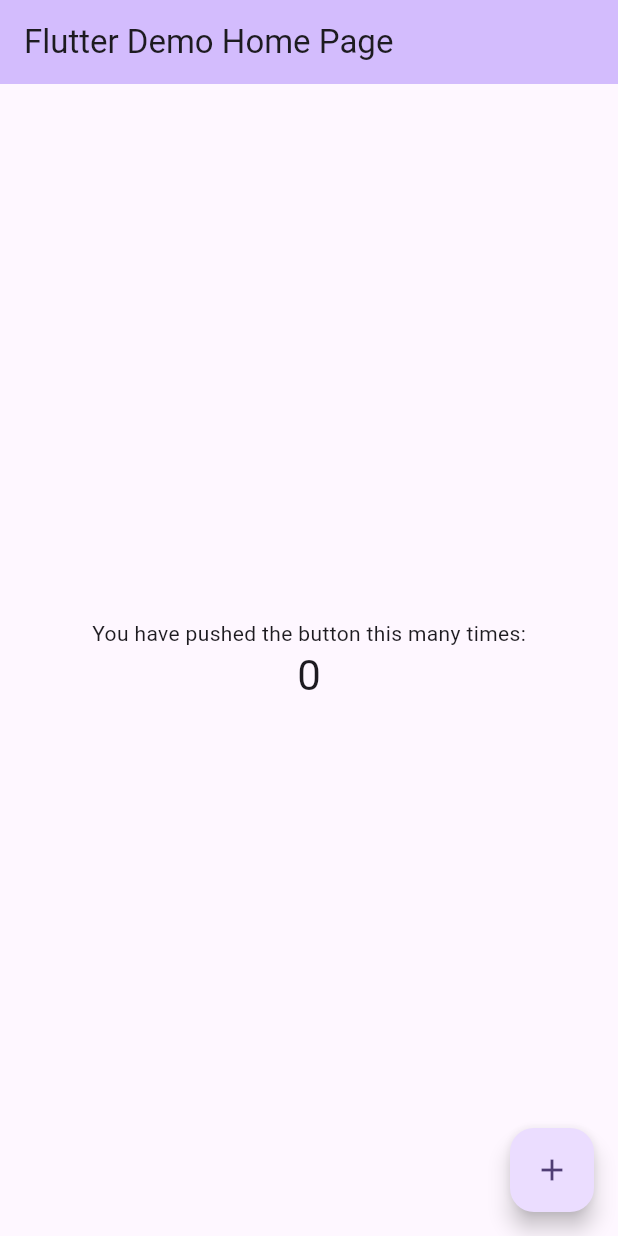
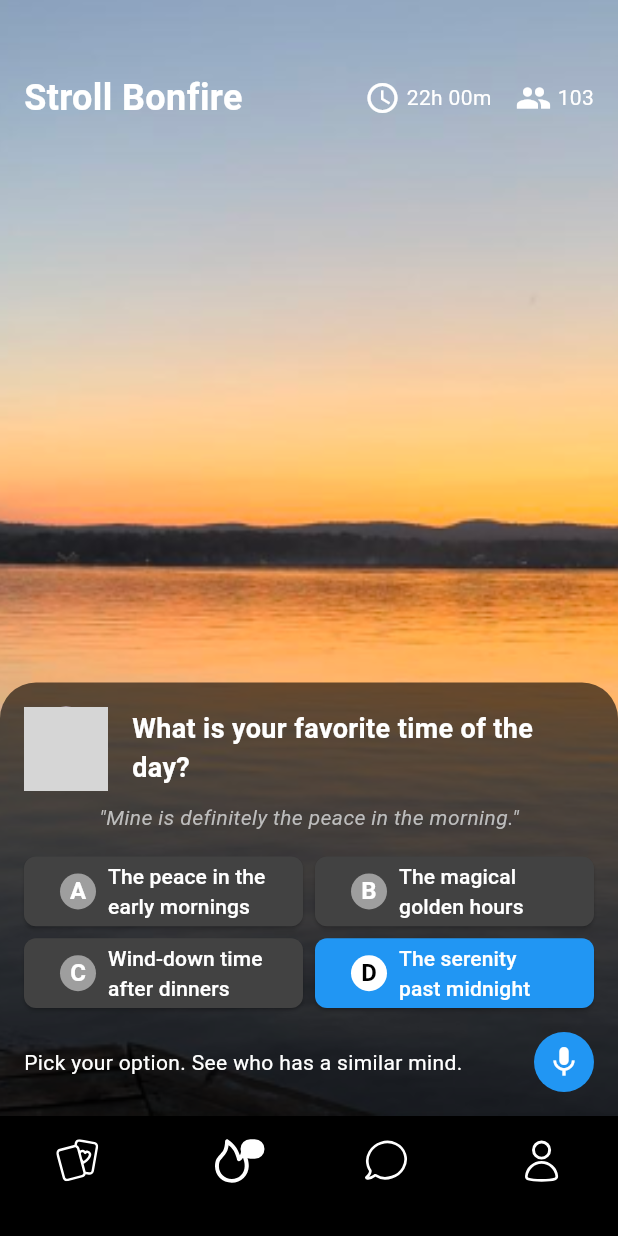
Before and after one commit to fanuelal/Stroll_test, a Flutter app: the screen it shows after launch, on a phone screen of 412 x 824 dp. Run offline on Flutter 3.47's test engine with Material 3 defaults, Android fonts, the phone set to English and light mode, and no system bars; our stand-ins replace flutter_svg; network calls fail; grey boxes are pictures that could not be loaded.

Commit message:
home basic

```diff
--- a/lib/main.dart
+++ b/lib/main.dart
@@ -1,4 +1,5 @@
 import 'package:flutter/material.dart';
+import 'screens/homeScreen.dart';
 
 void main() {
   runApp(const MyApp());
@@ -6,120 +7,16 @@ void main() {
 
 class MyApp extends StatelessWidget {
   const MyApp({super.key});
-
-  // This widget is the root of your application.
   @override
   Widget build(BuildContext context) {
     return MaterialApp(
-      title: 'Flutter Demo',
+      debugShowCheckedModeBanner: false,
+      title: 'Stroll',
       theme: ThemeData(
-        // This is the theme of your application.
-        //
-        // TRY THIS: Try running your application with "flutter run". You'll see
-        // the application has a purple toolbar. Then, without quitting the app,
-        // try changing the seedColor in the colorScheme below to Colors.green
-        // and then invoke "hot reload" (save your changes or press the "hot
-        // reload" button in a Flutter-supported IDE, or press "r" if you used
-        // the command line to start the app).
-        //
-        // Notice that the counter didn't reset back to zero; the application
-        // state is not lost during the reload. To reset the state, use hot
-        // restart instead.
-        //
-        // This works for code too, not just values: Most code changes can be
-        // tested with just a hot reload.
         colorScheme: ColorScheme.fromSeed(seedColor: Colors.deepPurple),
         useMaterial3: true,
       ),
-      home: const MyHomePage(title: 'Flutter Demo Home Page'),
+      home:  BonfireScreen(),
     );
   }
 }
-
-class MyHomePage extends StatefulWidget {
-  const MyHomePage({super.key, required this.title});
-
-  // This widget is the home page of your application. It is stateful, meaning
-  // that it has a State object (defined below) that contains fields that affect
-  // how it looks.
-
-  // This class is the configuration for the state. It holds the values (in this
-  // case the title) provided by the parent (in this case the App widget) and
-  // used by the build method of the State. Fields in a Widget subclass are
-  // always marked "final".
-
-  final String title;
-
-  @override
-  State<MyHomePage> createState() => _MyHomePageState();
-}
-
-class _MyHomePageState extends State<MyHomePage> {
-  int _counter = 0;
-
-  void _incrementCounter() {
-    setState(() {
-      // This call to setState tells the Flutter framework that something has
-      // changed in this State, which causes it to rerun the build method below
-      // so that the display can reflect the updated values. If we changed
-      // _counter without calling setState(), then the build method would not be
-      // called again, and so nothing would appear to happen.
-      _counter++;
-    });
-  }
-
-  @override
-  Widget build(BuildContext context) {
-    // This method is rerun every time setState is called, for instance as done
-    // by the _incrementCounter method above.
-    //
-    // The Flutter framework has been optimized to make rerunning build methods
-    // fast, so that you can just rebuild anything that needs updating rather
-    // than having to individually change instances of widgets.
-    return Scaffold(
-      appBar: AppBar(
-        // TRY THIS: Try changing the color here to a specific color (to
-        // Colors.amber, perhaps?) and trigger a hot reload to see the AppBar
-        // change color while the other colors stay the same.
-        backgroundColor: Theme.of(context).colorScheme.inversePrimary,
-        // Here we take the value from the MyHomePage object that was created by
-        // the App.build method, and use it to set our appbar title.
-        title: Text(widget.title),
-      ),
-      body: Center(
-        // Center is a layout widget. It takes a single child and positions it
-        // in the middle of the parent.
-        child: Column(
-          // Column is also a layout widget. It takes a list of children and
-          // arranges them vertically. By default, it sizes itself to fit its
-          // children horizontally, and tries to be as tall as its parent.
-          //
-          // Column has various properties to control how it sizes itself and
-          // how it positions its children. Here we use mainAxisAlignment to
-          // center the children vertically; the main axis here is the vertical
-          // axis because Columns are vertical (the cross axis would be
-          // horizontal).
-          //
-          // TRY THIS: Invoke "debug painting" (choose the "Toggle Debug Paint"
-          // action in the IDE, or press "p" in the console), to see the
-          // wireframe for each widget.
-          mainAxisAlignment: MainAxisAlignment.center,
-          children: <Widget>[
-            const Text(
-              'You have pushed the button this many times:',
-            ),
-            Text(
-              '$_counter',
-              style: Theme.of(context).textTheme.headlineMedium,
-            ),
-          ],
-        ),
-      ),
-      floatingActionButton: FloatingActionButton(
-        onPressed: _incrementCounter,
-        tooltip: 'Increment',
-        child: const Icon(Icons.add),
-      ), // This trailing comma makes auto-formatting nicer for build methods.
-    );
-  }
-}
--- /dev/null
+++ b/lib/screens/homeScreen.dart
@@ -0,0 +1,187 @@
+import "package:flutter/material.dart";
+import "package:flutter_svg/svg.dart";
+
+class BonfireScreen extends StatelessWidget {
+  @override
+  Widget build(BuildContext context) {
+    return Scaffold(
+      body: Stack(
+        children: [
+          Container(
+            decoration: const BoxDecoration(
+              image: DecorationImage(
+                image: AssetImage(
+                    'assets/background video.png'),
+                fit: BoxFit.cover,
+              ),
+            ),
+          ),
+          Column(
+            children: [
+              const Padding(
+                padding: const EdgeInsets.symmetric(horizontal: 16.0, vertical: 48.0),
+                child: Row(
+                  mainAxisAlignment: MainAxisAlignment.spaceBetween,
+                  children: [
+                    Text(
+                      "Stroll Bonfire",
+                      style: TextStyle(
+                        color: Colors.white,
+                        fontSize: 24.0,
+                        fontWeight: FontWeight.bold,
+                      ),
+                    ),
+                    Row(
+                      children: [
+                        Icon(Icons.access_time, color: Colors.white),
+                        SizedBox(width: 4),
+                        Text(
+                          "22h 00m",
+                          style: TextStyle(color: Colors.white),
+                        ),
+                        SizedBox(width: 16),
+                        Icon(Icons.people, color: Colors.white),
+                        SizedBox(width: 4),
+                        Text(
+                          "103",
+                          style: TextStyle(color: Colors.white),
+                        ),
+                      ],
+                    ),
+                  ],
+                ),
+              ),
+              Spacer(),
+              // Question and Options
+              Container(
+                padding: EdgeInsets.all(16.0),
+                decoration: BoxDecoration(
+                  color: Colors.black.withOpacity(0.6),
+                  borderRadius: BorderRadius.vertical(top: Radius.circular(24)),
+                ),
+                child: Column(
+                  mainAxisSize: MainAxisSize.min,
+                  children: [
+                    Row(
+                      children: [
+                        CircleAvatar(
+                          backgroundImage: NetworkImage(
+                              "https://randomuser.me/api/portraits/women/28.jpg"),
+                          radius: 28,
+                        ),
+                        SizedBox(width: 16),
+                        Expanded(
+                          child: Text(
+                            "What is your favorite time of the day?",
+                            style: TextStyle(
+                              color: Colors.white,
+                              fontSize: 18.0,
+                              fontWeight: FontWeight.bold,
+                            ),
+                          ),
+                        ),
+                      ],
+                    ),
+                    SizedBox(height: 8),
+                    Text(
+                      "\"Mine is definitely the peace in the morning.\"",
+                      style: TextStyle(
+                        color: Colors.grey[400],
+                        fontStyle: FontStyle.italic,
+                      ),
+                    ),
+                    SizedBox(height: 16),
+                    GridView.count(
+                      crossAxisCount: 2,
+                      shrinkWrap: true,
+                      mainAxisSpacing: 8,
+                      crossAxisSpacing: 8,
+                      childAspectRatio: 4,
+                      physics: NeverScrollableScrollPhysics(),
+                      children: [
+                        optionButton("A", "The peace in the early mornings"),
+                        optionButton("B", "The magical golden hours"),
+                        optionButton("C", "Wind-down time after dinners"),
+                        optionButton("D", "The serenity past midnight", isSelected: true),
+                      ],
+                    ),
+                    SizedBox(height: 16),
+                    Row(
+                      mainAxisAlignment: MainAxisAlignment.spaceBetween,
+                      children: [
+                        Text(
+                          "Pick your option. See who has a similar mind.",
+                          style: TextStyle(color: Colors.white),
+                        ),
+                        CircleAvatar(
+                          backgroundColor: Colors.blue,
+                          child: Icon(Icons.mic, color: Colors.white),
+                        ),
+                      ],
+                    ),
+                  ],
+                ),
+              ),
+            ],
+          ),
+        ],
+      ),
+      bottomNavigationBar: BottomNavigationBar(
+        backgroundColor: Colors.black,
+        type: BottomNavigationBarType.fixed,
+        items: [
+          BottomNavigationBarItem(
+            icon: SvgPicture.asset("assets/Card.svg", color: Colors.white),
+            label: "",
+          ),
+          BottomNavigationBarItem(
+            icon: SvgPicture.asset("assets/bonfire.svg", color: Colors.white),
+            label: "",
+          ),
+          BottomNavigationBarItem(
+            icon: SvgPicture.asset("assets/Icons.svg", color: Colors.white),
+            label: "",
+          ),
+          BottomNavigationBarItem(
+            icon: SvgPicture.asset("assets/User.svg", color: Colors.white),
+            label: "",
+          ),
+        ],
+      ),
+    );
+  }
+
+  Widget optionButton(String letter, String text, {bool isSelected = false}) {
+    return ElevatedButton(
+      style: ElevatedButton.styleFrom(
+        backgroundColor: isSelected ? Colors.blue : Colors.grey[800],
+        shape: RoundedRectangleBorder(
+          borderRadius: BorderRadius.circular(8),
+        ),
+      ),
+      onPressed: () {},
+      child: Row(
+        children: [
+          CircleAvatar(
+            backgroundColor: isSelected ? Colors.white : Colors.grey,
+            radius: 12,
+            child: Text(
+              letter,
+              style: TextStyle(
+                color: isSelected ? Colors.black : Colors.white,
+                fontWeight: FontWeight.bold,
+              ),
+            ),
+          ),
+          SizedBox(width: 8),
+          Expanded(
+            child: Text(
+              text,
+              style: TextStyle(color: Colors.white),
+            ),
+          ),
+        ],
+      ),
+    );
+  }
+}
--- /dev/null
+++ b/lib/utils/colors.dart
@@ -0,0 +1,8 @@
+import 'package:flutter/material.dart';
+
+class ColorThem {
+  static Color primaryFonts = const Color(0xffB3ADF6);
+  static Color option = const Color(0xff232A2E);
+  static Color black = const Color.fromARGB(255, 0, 0, 0);
+  // #232A2E
+}
```
Also changed, not shown: pubspec.yaml (+4 -3 lines), assets/Card.svg (added), assets/Icons.svg (added), assets/User.svg (added), assets/background video.png (added), assets/bonfire.svg (added), assets/clock.svg (added), pubspec.lock, 1 other file.
